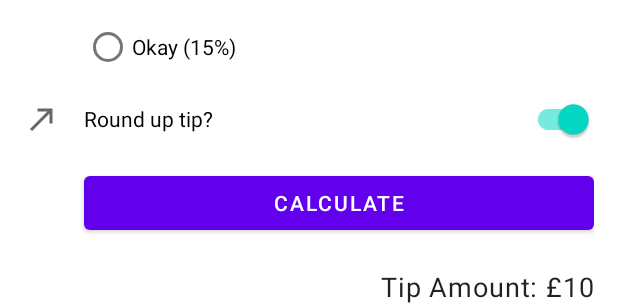
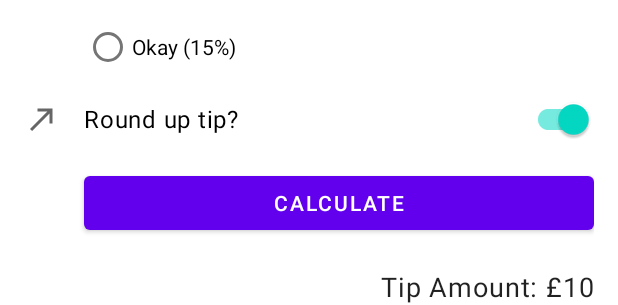
Before and after one commit to emwalks/TipCalculator, an Android app: the layout activity_main.xml on its own in the app's theme, with its tools: preview values and no code run, on a phone screen of 412 x 824 dp. Shown: the part 346-651 px from the top of the screen. Run offline under Robolectric (Android 15) with nearby library versions, the phone set to English and light mode, and no system bars.

Commit message:
applies MAterial component widget styles to android switch

```diff
--- a/app/src/main/res/layout/activity_main.xml
+++ b/app/src/main/res/layout/activity_main.xml
@@ -103,6 +103,7 @@
         android:layout_marginStart="16dp"
         android:checked="true"
         android:text="@string/round_up_tip"
+        style="@style/Widget.TipCalculator.TextView"
         app:layout_constraintEnd_toEndOf="parent"
         app:layout_constraintStart_toEndOf="@+id/icon_round_up"
         app:layout_constraintTop_toBottomOf="@id/tip_options"
```
Also changed, not shown: 1 other file.
